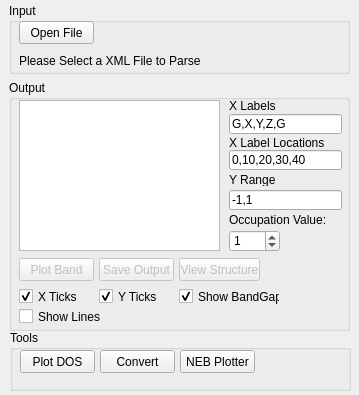
Qt form ui.ui (aerezaee/QETools) before a commit.
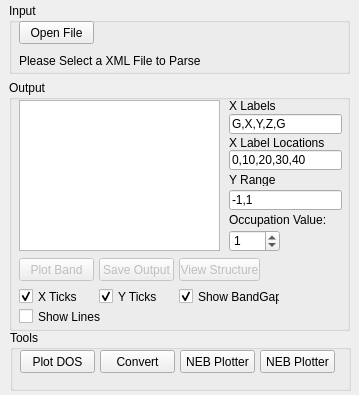
The same form after that commit.

Commit message: Add PDOS Plotter and Config.py for automatic xlims and fermi for PDOS.

```diff
--- a/ui.ui
+++ b/ui.ui
@@ -366,6 +366,19 @@
      <string>NEB Plotter</string>
     </property>
    </widget>
+   <widget class="QPushButton" name="pdosBtn">
+    <property name="geometry">
+     <rect>
+      <x>250</x>
+      <y>20</y>
+      <width>75</width>
+      <height>23</height>
+     </rect>
+    </property>
+    <property name="text">
+     <string>NEB Plotter</string>
+    </property>
+   </widget>
   </widget>
  </widget>
  <resources/>
```
The commit also changes 4 other files.
